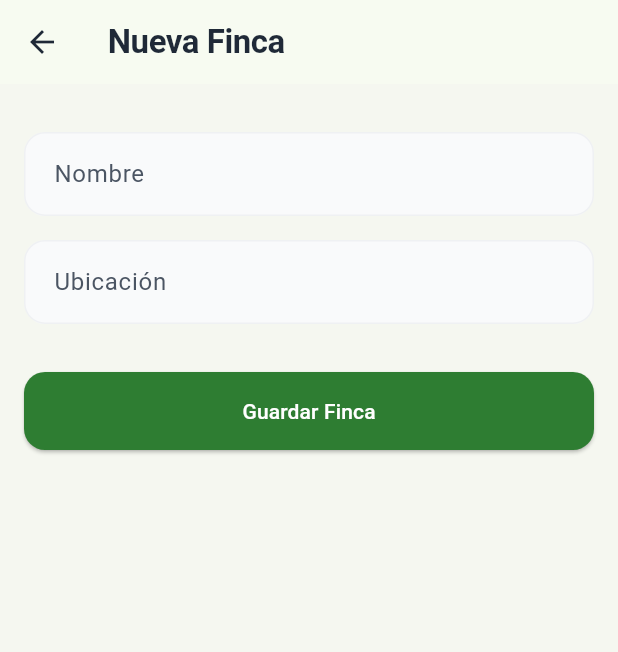
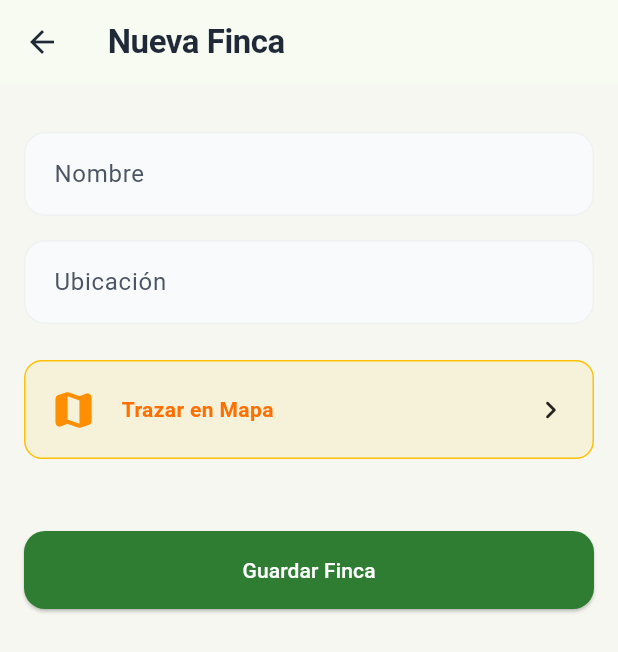
Before and after one commit to BrayanO523/TracePlant, a Flutter app: the FincaFormScreen screen opened directly, on a phone screen of 412 x 824 dp. Shown: the top 652 px of the screen. Run offline on Flutter 3.47's test engine with Material 3 defaults, Android fonts, the light colour scheme and no system bars; our stand-ins replace cloud_firestore, dropdown_search, equatable, firebase_auth, firebase_core, fl_chart and 8 more; missing offline and left inert: flex_color_picker; accounts and stored records are empty; generated files the repository leaves out were written again.

Commit message:
Feat: Integracion nativa de Mapas GIS multicapa para Fincas y Lotes

```diff
--- a/lib/features/administracion/data/repositories/administracion_repository_impl.dart
+++ b/lib/features/administracion/data/repositories/administracion_repository_impl.dart
@@ -178,6 +178,7 @@ class AdministracionRepositoryImpl implements IAdministracionRepository {
       areaTotal: finca.areaTotal,
       productoraId: producerId,
       activo: finca.activo,
+      coordenadas: finca.coordenadas,
     );
     await docRef.set(model.toFirestore());
   }
--- a/lib/features/administracion/domain/entities/finca.dart
+++ b/lib/features/administracion/domain/entities/finca.dart
@@ -6,6 +6,10 @@ class Finca {
   final String productoraId;
   final bool activo;
 
+  /// Coordenadas GPS del polígono del terreno.
+  /// Cada elemento es un mapa con 'lat' y 'lng'.
+  final List<Map<String, double>> coordenadas;
+
   const Finca({
     required this.id,
     required this.nombre,
@@ -13,5 +17,9 @@ class Finca {
     required this.areaTotal,
     required this.productoraId,
     this.activo = true,
+    this.coordenadas = const [],
   });
+
+  /// true si la finca tiene polígono mapeado
+  bool get tieneMapa => coordenadas.length >= 3;
 }
--- a/lib/features/administracion/presentation/providers/admin_view_model.dart
+++ b/lib/features/administracion/presentation/providers/admin_view_model.dart
@@ -62,6 +62,7 @@ class AdminViewModel extends StateNotifier<AsyncValue<void>> {
     required String nombre,
     required String ubicacion,
     required double areaTotal,
+    List<Map<String, double>> coordenadas = const [],
   }) async {
     state = const AsyncValue.loading();
     try {
@@ -71,6 +72,7 @@ class AdminViewModel extends StateNotifier<AsyncValue<void>> {
         ubicacion: ubicacion,
         areaTotal: areaTotal,
         productoraId: _currentUserId,
+        coordenadas: coordenadas,
       );
       await ref.read(administracionRepositoryProvider).saveFinca(finca);
       state = const AsyncValue.data(null);
@@ -141,6 +143,7 @@ class AdminViewModel extends StateNotifier<AsyncValue<void>> {
         areaTotal: totalArea, // Updated Area
         productoraId: finca.productoraId,
         activo: finca.activo,
+        coordenadas: finca.coordenadas,
       );
       await ref.read(administracionRepositoryProvider).saveFinca(updatedFinca);
     }
--- a/lib/features/administracion/presentation/screens/forms/finca_form_screen.dart
+++ b/lib/features/administracion/presentation/screens/forms/finca_form_screen.dart
@@ -1,7 +1,9 @@
 import 'package:flutter/material.dart';
 import 'package:flutter_riverpod/flutter_riverpod.dart';
+import 'package:latlong2/latlong.dart';
 import '../../providers/admin_view_model.dart';
-import 'package:productoraempacadora/features/administracion/domain/entities/finca.dart';
+import '../../../domain/entities/finca.dart';
+import 'polygon_editor_screen.dart';
 
 class FincaFormScreen extends ConsumerStatefulWidget {
   final Finca? finca;
@@ -16,12 +18,16 @@ class _FincaFormScreenState extends ConsumerState<FincaFormScreen> {
   final _formKey = GlobalKey<FormState>();
   late TextEditingController _nombreCtrl;
   late TextEditingController _ubicacionCtrl;
+  late List<LatLng> _coordenadas;
 
   @override
   void initState() {
     super.initState();
     _nombreCtrl = TextEditingController(text: widget.finca?.nombre ?? '');
     _ubicacionCtrl = TextEditingController(text: widget.finca?.ubicacion ?? '');
+    _coordenadas = (widget.finca?.coordenadas ?? [])
+        .map((c) => LatLng(c['lat']!, c['lng']!))
+        .toList();
   }
 
   @override
@@ -31,12 +37,25 @@ class _FincaFormScreenState extends ConsumerState<FincaFormScreen> {
     super.dispose();
   }
 
+  List<Map<String, double>> get _coordsForModel =>
+      _coordenadas.map((p) => {'lat': p.latitude, 'lng': p.longitude}).toList();
+
+  Future<void> _openMapEditor() async {
+    final result = await Navigator.push<List<LatLng>>(
+      context,
+      MaterialPageRoute(
+        builder: (_) => PolygonEditorScreen(initialPoints: _coordenadas),
+      ),
+    );
+    if (result != null && mounted) {
+      setState(() => _coordenadas = result);
+    }
+  }
+
   Future<void> _submit() async {
     if (_formKey.currentState!.validate()) {
       final nombre = _nombreCtrl.text.trim();
       final ubicacion = _ubicacionCtrl.text.trim();
-      // Area Total is now calculated from sum of Lotes.
-      // If editing, preserve existing areaTotal. If new, start at 0.0.
       final area = widget.finca?.areaTotal ?? 0.0;
 
       try {
@@ -47,6 +66,7 @@ class _FincaFormScreenState extends ConsumerState<FincaFormScreen> {
               nombre: nombre,
               ubicacion: ubicacion,
               areaTotal: area,
+              coordenadas: _coordsForModel,
             );
         if (mounted) Navigator.pop(context);
       } catch (e) {
@@ -65,7 +85,7 @@ class _FincaFormScreenState extends ConsumerState<FincaFormScreen> {
       appBar: AppBar(
         title: Text(widget.finca == null ? 'Nueva Finca' : 'Editar Finca'),
       ),
-      body: Padding(
+      body: SingleChildScrollView(
         padding: const EdgeInsets.all(16.0),
         child: Form(
           key: _formKey,
@@ -83,7 +103,67 @@ class _FincaFormScreenState extends ConsumerState<FincaFormScreen> {
                 decoration: const InputDecoration(labelText: 'Ubicación'),
                 validator: (v) => v!.isEmpty ? 'Requerido' : null,
               ),
-              const SizedBox(height: 32),
+              const SizedBox(height: 24),
+              // -- SECCIÓN DE MAPA --
+              InkWell(
+                onTap: _openMapEditor,
+                borderRadius: BorderRadius.circular(12),
+                child: Container(
+                  width: double.infinity,
+                  padding: const EdgeInsets.all(16),
+                  decoration: BoxDecoration(
+                    color: _coordenadas.length >= 3
+                        ? Colors.green.withValues(alpha: 0.1)
+                        : Colors.amber.withValues(alpha: 0.1),
+                    border: Border.all(
+                      color: _coordenadas.length >= 3
+                          ? Colors.green
+                          : Colors.amber,
+                    ),
+                    borderRadius: BorderRadius.circular(12),
+                  ),
+                  child: Row(
+                    children: [
+                      Icon(
+                        Icons.map_rounded,
+                        size: 32,
+                        color: _coordenadas.length >= 3
+                            ? Colors.green
+                            : Colors.amber.shade800,
+                      ),
+                      const SizedBox(width: 16),
+                      Expanded(
+                        child: Column(
+                          crossAxisAlignment: CrossAxisAlignment.start,
+                          children: [
+                            Text(
+                              _coordenadas.length >= 3
+                                  ? 'Polígono Trazado'
+                                  : 'Trazar en Mapa',
+                              style: TextStyle(
+                                fontWeight: FontWeight.bold,
+                                color: _coordenadas.length >= 3
+                                    ? Colors.green.shade800
+                                    : Colors.amber.shade900,
+                              ),
+                            ),
+                            if (_coordenadas.isNotEmpty)
+                              Text(
+                                '${_coordenadas.length} vértices',
+                                style: TextStyle(
+                                  fontSize: 12,
+                                  color: Colors.green.shade700,
+                                ),
+                              ),
+                          ],
+                        ),
+                      ),
+                      const Icon(Icons.chevron_right_rounded),
+                    ],
+                  ),
+                ),
+              ),
+              const SizedBox(height: 48),
               SizedBox(
                 width: double.infinity,
                 child: ElevatedButton(
--- a/lib/features/administracion/presentation/screens/forms/lote_form_screen.dart
+++ b/lib/features/administracion/presentation/screens/forms/lote_form_screen.dart
@@ -70,12 +70,17 @@ class _LoteFormScreenState extends ConsumerState<LoteFormScreen> {
         )
         .toList();
 
+    final fincaCoords = (widget.finca.coordenadas)
+        .map((c) => LatLng(c['lat']!, c['lng']!))
+        .toList();
+
     final result = await Navigator.push<List<LatLng>>(
       context,
       MaterialPageRoute(
         builder: (_) => PolygonEditorScreen(
           initialPoints: _coordenadas,
           existingPolygons: neighbors,
+          parentPolygon: fincaCoords,
         ),
       ),
     );
```
Also changed, not shown: lib/features/administracion/data/models/finca_model.dart (+15 -0 lines), lib/features/administracion/presentation/screens/forms/polygon_editor_screen.dart (+21 -1 lines), lib/features/produccion/presentation/views/mapa_finca_screen.dart (+41 -4 lines).
